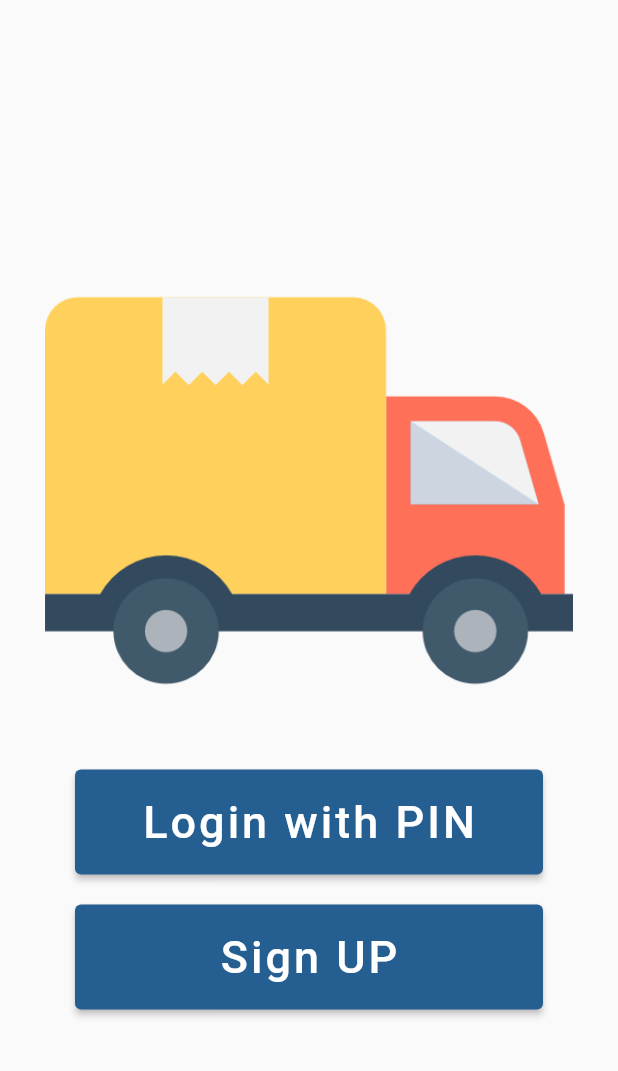
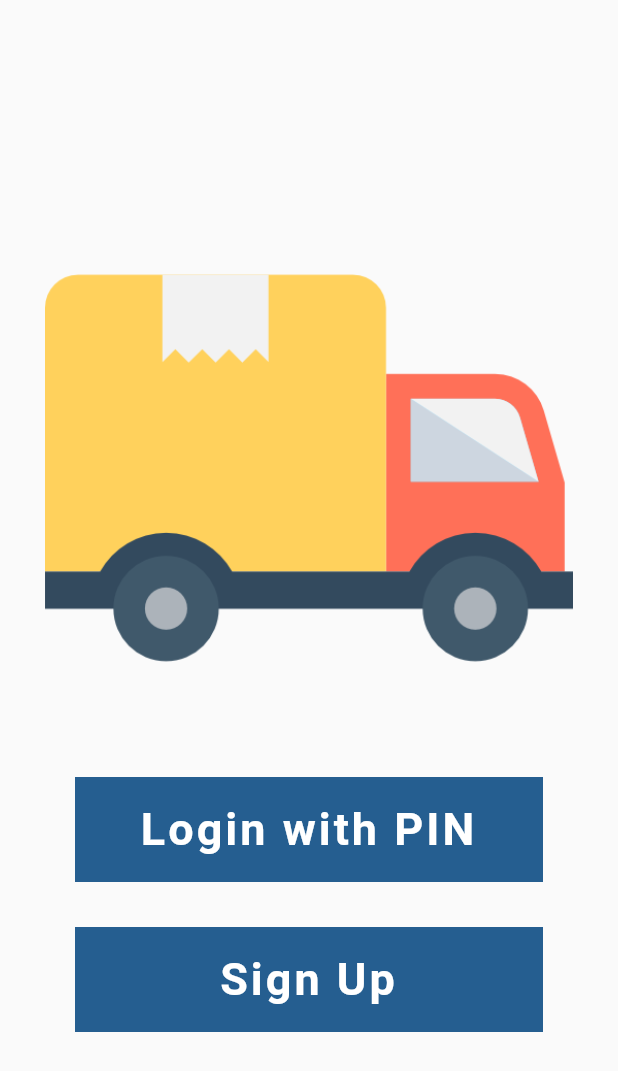
Before and after one commit to tiwariammit/Removals_flutter_apps, a Flutter app: the screen it shows after launch, on a phone screen of 412 x 824 dp. Shown: the top 1071 px of the screen. Run offline on Flutter 3.47's test engine with Material 2 defaults, Android fonts, the phone set to English and light mode, and no system bars.

Commit message:
RemovalButton Added!!!

```diff
--- /dev/null
+++ b/lib/Helper/ExtendedClass/RemovalButton.dart
@@ -0,0 +1,40 @@
+
+import 'package:flutter/material.dart';
+
+class RemovalButton extends StatelessWidget {
+  final String text;
+  final void Function()? onPress;
+  final Color backgroundColor;
+  const RemovalButton(this.text, this.onPress, this.backgroundColor, {super.key});
+
+  @override
+  Widget build(BuildContext context) {
+
+    return Padding(
+      padding: const EdgeInsets.only(top: 30),
+      child: SizedBox(
+        height: 70,
+        child: Padding(
+          padding: const EdgeInsets.fromLTRB(20.0, 0.0, 20.0, 0.0),
+          child: Material(
+            elevation: 0,
+            borderRadius: BorderRadius.circular(0),
+            color: backgroundColor,
+
+            child: MaterialButton(
+              minWidth: 250,
+              onPressed: onPress, // add this here
+              child: Text(text,
+                  textAlign: TextAlign.center,
+                  style: const TextStyle(
+                      fontSize: 30,
+                    letterSpacing: 2,
+                  ).copyWith(color: Colors.white, fontWeight: FontWeight.bold)
+              ),
+            ),
+          ),
+        ),
+      ),
+    );
+  }
+}
--- a/lib/SignUpWidget.dart
+++ b/lib/SignUpWidget.dart
@@ -164,7 +164,8 @@ class SignUpWidgetState extends State<SignUpWidget> {
                 ),
                 decoration: InputDecoration(
                     filled: true,
-                    fillColor: HexColor(textfieldFillColor),//Colors.grey[350],
+                    fillColor: HexColor(textfieldFillColor),
+                    // border: InputBorder.none,
                     border: const OutlineInputBorder(
                       borderSide: BorderSide.none,
                     ),
--- a/lib/main.dart
+++ b/lib/main.dart
@@ -3,7 +3,7 @@ import 'package:removals_flutter_app/Helper/ExtendedClass/HexColor.dart';
 import 'package:removals_flutter_app/LoginWithPinWidget.dart';
 import 'package:removals_flutter_app/SignUpWidget.dart';
 import 'package:removals_flutter_app/Helper/ExtendedClass/HexColor.dart';
-
+import 'package:removals_flutter_app/Helper/ExtendedClass/RemovalButton.dart';
 
 void main() {
 
@@ -36,59 +36,22 @@ class HomeWidgetState extends State<HomeWidget> {
           padding: const EdgeInsets.fromLTRB(30, 0, 30, 0),
           child: Column(
             crossAxisAlignment: CrossAxisAlignment.stretch,
-
             mainAxisAlignment: MainAxisAlignment.center,
 
             children: [
               Image.asset('assets/image/deliveryTruck.png'),
-              Padding(
-                padding: const EdgeInsets.fromLTRB(20, 10, 20, 0),
-                child: SizedBox(
-                  height: 70,
-                  child: ElevatedButton(onPressed: (){
+              RemovalButton("Login with PIN", () {
                 Navigator.push(context,
                     MaterialPageRoute(builder: (context) => LoginWithPinWidget())
                 );
+              },HexColor(buttonColor)),
 
-                  },
-                    child: Text("Login with PIN",
-                      style: TextStyle(
-                        // fontWeight: FontWeight.bold,
-                        fontSize: 30,
-                        letterSpacing: 2,
-                      ),
-                    ),
-                    style: ButtonStyle(
-                      backgroundColor: MaterialStateProperty.all(HexColor(buttonColor)),
-
-                    ),
-                  ),
-                ),
-              ),
-              Padding(
-                padding: EdgeInsets.fromLTRB(20, 20, 20, 0),
-                child: SizedBox(
-                  height: 70,
-                  child: ElevatedButton(onPressed: (){
+              RemovalButton("Sign Up", () {
                 Navigator.push(
                     context,
                     MaterialPageRoute(builder: (context) => SignUpWidget())
                 );
-                  },
-                    child: Text("Sign UP",
-                      style: TextStyle(
-                        // fontWeight: FontWeight.bold,
-                        fontSize: 30,
-                        letterSpacing: 2,
-                      ),
-                    ),
-                    style: ButtonStyle(
-                      backgroundColor: MaterialStateProperty.all(HexColor(buttonColor)),
-
-                    ),
-                  ),
-                ),
-              ),
+              },HexColor(buttonColor)),
             ],
           )
       ),
```
Lines whose indentation alone changed are shown as unchanged.
